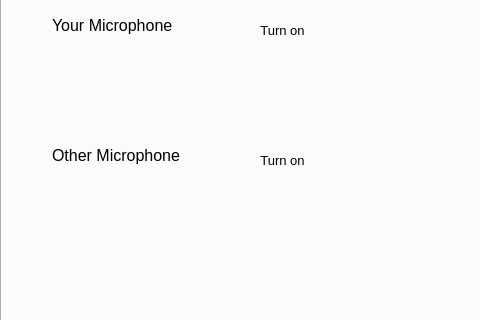
Before: the Qt Designer form src/application/appwindow.ui in mvan/4985Final, drawn with Qt 5; both pictures show x 0 to 480 and y 132 to 452 of the 667 by 594 pixel window.
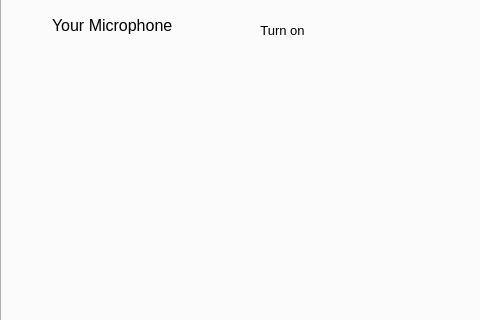
After: the same form once the commit is applied. The open tabs and pages were chosen to show the change. Icons and pictures are not drawn. Custom widgets are drawn as their Qt base class.

```diff
--- a/src/application/appwindow.ui
+++ b/src/application/appwindow.ui
@@ -633,64 +633,6 @@
      <bool>true</bool>
     </property>
    </widget>
-   <widget class="QPushButton" name="txMicroOther">
-    <property name="geometry">
-     <rect>
-      <x>210</x>
-      <y>240</y>
-      <width>141</width>
-      <height>51</height>
-     </rect>
-    </property>
-    <property name="font">
-     <font>
-      <family>Tahoma</family>
-      <pointsize>10</pointsize>
-     </font>
-    </property>
-    <property name="cursor">
-     <cursorShape>PointingHandCursor</cursorShape>
-    </property>
-    <property name="text">
-     <string>Turn on</string>
-    </property>
-    <property name="icon">
-     <iconset resource="../resource/icons.qrc">
-      <normaloff>:/files/otherMicrophone.png</normaloff>:/files/otherMicrophone.png</iconset>
-    </property>
-    <property name="iconSize">
-     <size>
-      <width>48</width>
-      <height>48</height>
-     </size>
-    </property>
-    <property name="flat">
-     <bool>true</bool>
-    </property>
-   </widget>
-   <widget class="QLabel" name="microOther">
-    <property name="geometry">
-     <rect>
-      <x>50</x>
-      <y>240</y>
-      <width>151</width>
-      <height>41</height>
-     </rect>
-    </property>
-    <property name="font">
-     <font>
-      <family>Tahoma</family>
-      <pointsize>10</pointsize>
-     </font>
-    </property>
-    <property name="text">
-     <string>&lt;!DOCTYPE HTML PUBLIC &quot;-//W3C//DTD HTML 4.0//EN&quot; &quot;http://www.w3.org/TR/REC-html40/strict.dtd&quot;&gt;
-&lt;html&gt;&lt;head&gt;&lt;meta name=&quot;qrichtext&quot; content=&quot;1&quot; /&gt;&lt;style type=&quot;text/css&quot;&gt;
-p, li { white-space: pre-wrap; }
-&lt;/style&gt;&lt;/head&gt;&lt;body style=&quot; font-family:'MS Shell Dlg 2'; font-size:8.25pt; font-weight:400; font-style:normal;&quot;&gt;
-&lt;p style=&quot; margin-top:0px; margin-bottom:0px; margin-left:0px; margin-right:0px; -qt-block-indent:0; text-indent:0px;&quot;&gt;&lt;span style=&quot; font-size:12pt;&quot;&gt;Other Microphone&lt;/span&gt;&lt;/p&gt;&lt;/body&gt;&lt;/html&gt;</string>
-    </property>
-   </widget>
   </widget>
   <widget class="QWidget" name="chat">
    <attribute name="icon">
```
